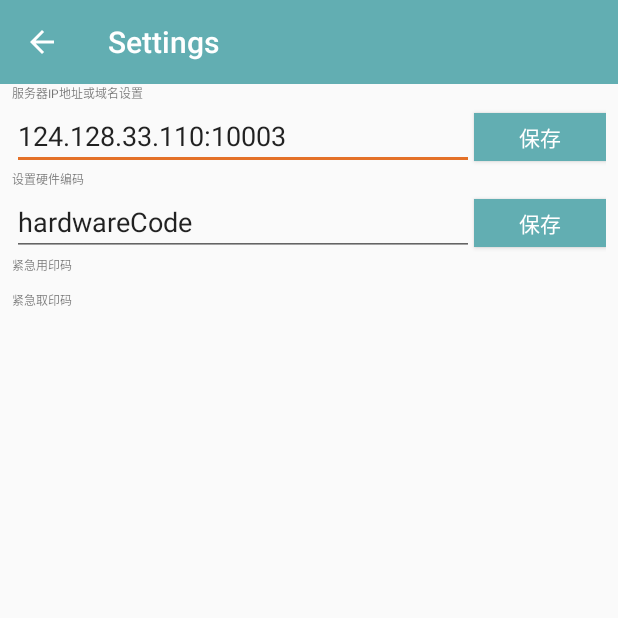
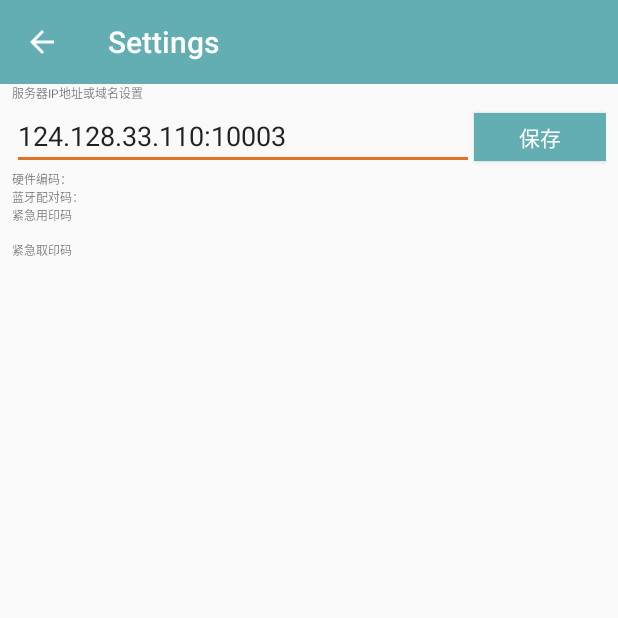
Before and after one commit to kinshines/autoseal, an Android app: the SettingsPreferenceActivity screen opened directly, with no data from a screen before it, on a phone screen of 412 x 824 dp, the top half of it. Run offline under Robolectric (Android 15) with nearby library versions, the phone set to English and light mode, and no system bars; libraries missing offline, so code that uses them is left out: org.litepal.

Commit message:
aes hardwarecode

```diff
--- a/app/src/main/java/com/inktech/autoseal/constant/Constants.java
+++ b/app/src/main/java/com/inktech/autoseal/constant/Constants.java
@@ -44,6 +44,8 @@ public interface Constants {
 
     String OfflineUsingSealCode="OfflineUsingSealCode";
     String OfflineOutSealCode="OfflineOutSealCode";
+    String HardwareCode="HardwareCode";
+    String BluetoothPairCode="BluetoothPairCode";
     String OutSealRecord="OutSealRecord";
     String ReturnSeal="ReturnSeal";
 
--- a/app/src/main/java/com/inktech/autoseal/ui/SettingsPreferenceActivity.java
+++ b/app/src/main/java/com/inktech/autoseal/ui/SettingsPreferenceActivity.java
@@ -14,16 +14,17 @@ import android.widget.Toast;
 
 import com.inktech.autoseal.R;
 import com.inktech.autoseal.constant.Constants;
+import com.inktech.autoseal.util.PreferenceUtil;
 
 public class SettingsPreferenceActivity extends AppCompatActivity {
 
     AppCompatButton btnSaveIp;
     AppCompatEditText editServerIp;
 
-    AppCompatButton btnSaveHardware;
-    AppCompatEditText editHardware;
     AppCompatTextView textUsingCode;
     AppCompatTextView textOutCode;
+    AppCompatTextView textHardwareCode;
+    AppCompatTextView textBluetoothCode;
 
     @Override
     protected void onCreate(Bundle savedInstanceState) {
@@ -38,8 +39,8 @@ public class SettingsPreferenceActivity extends AppCompatActivity {
         textUsingCode=(AppCompatTextView) findViewById(R.id.text_using_code);
         editServerIp=(AppCompatEditText) findViewById(R.id.edit_server_ip);
         btnSaveIp=(AppCompatButton) findViewById(R.id.btn_save_ip);
-        editHardware=(AppCompatEditText) findViewById(R.id.edit_hardware_code);
-        btnSaveHardware=(AppCompatButton) findViewById(R.id.btn_save_hardware_code);
+        textHardwareCode=(AppCompatTextView) findViewById(R.id.text_hardware_code);
+        textBluetoothCode=(AppCompatTextView) findViewById(R.id.text_bluetooth_code);
         SharedPreferences pref  = PreferenceManager.getDefaultSharedPreferences(SettingsPreferenceActivity.this);
 
         btnSaveIp.setOnClickListener(new View.OnClickListener() {
@@ -52,21 +53,13 @@ public class SettingsPreferenceActivity extends AppCompatActivity {
             }
         });
 
-        btnSaveHardware.setOnClickListener(new View.OnClickListener() {
-            @Override
-            public void onClick(View view) {
-                SharedPreferences.Editor editor=pref.edit();
-                editor.putString("hardwareCode",editHardware.getText().toString());
-                editor.apply();
-                Toast.makeText(SettingsPreferenceActivity.this,"success",Toast.LENGTH_SHORT).show();
-            }
-        });
-
         String savedIp=pref.getString("serverIP","124.128.33.110:10003");
         editServerIp.setText(savedIp);
 
-        String savedhardware=pref.getString("hardwareCode","hardwareCode");
-        editHardware.setText(savedhardware);
+        String savedhardware= PreferenceUtil.getHardwareCode();
+        textHardwareCode.setText("硬件编码："+savedhardware);
+        String savedBluetooth=PreferenceUtil.getBluetoothPairCode();
+        textBluetoothCode.setText("蓝牙配对码："+savedBluetooth);
 
         textUsingCode.setText(pref.getString(Constants.OfflineUsingSealCode,""));
         textOutCode.setText(pref.getString(Constants.OfflineOutSealCode,""));
--- a/app/src/main/res/layout/activity_settings.xml
+++ b/app/src/main/res/layout/activity_settings.xml
@@ -64,28 +64,21 @@
                     android:layout_width="match_parent"
                     android:layout_height="wrap_content">
                     <android.support.v7.widget.AppCompatTextView
+                        android:id="@+id/text_hardware_code"
                         android:textSize="@dimen/subtitle_size"
                         android:layout_width="wrap_content"
                         android:layout_height="wrap_content"
-                        android:text="设置硬件编码"/>
+                        android:text="硬件编码"/>
                 </LinearLayout>
                 <LinearLayout
-                    android:orientation="horizontal"
                     android:layout_width="match_parent"
                     android:layout_height="wrap_content">
-                    <android.support.v7.widget.AppCompatEditText
-                        android:id="@+id/edit_hardware_code"
-                        android:layout_width="0dp"
+                    <android.support.v7.widget.AppCompatTextView
+                        android:id="@+id/text_bluetooth_code"
+                        android:textSize="@dimen/subtitle_size"
+                        android:layout_width="wrap_content"
                         android:layout_height="wrap_content"
-                        android:hint="hardwareCode"
-                        android:layout_weight="1"/>
-                    <android.support.v7.widget.AppCompatButton
-                        android:id="@+id/btn_save_hardware_code"
-                        android:layout_width="wrap_content"
-                        android:layout_height="32dp"
-                        android:background="@color/colorPrimary"
-                        android:textColor="@android:color/white"
-                        android:text="保存"/>
+                        android:text="蓝牙配对码"/>
                 </LinearLayout>
                 <LinearLayout
                     android:layout_width="match_parent"
```
Also changed, not shown: app/src/main/java/com/inktech/autoseal/ui/MainActivity.java (+36 -0 lines), app/src/main/java/com/inktech/autoseal/util/PreferenceUtil.java (+37 -0 lines), app/src/main/java/com/inktech/autoseal/util/WebServiceUtil.java (+4 -9 lines).
